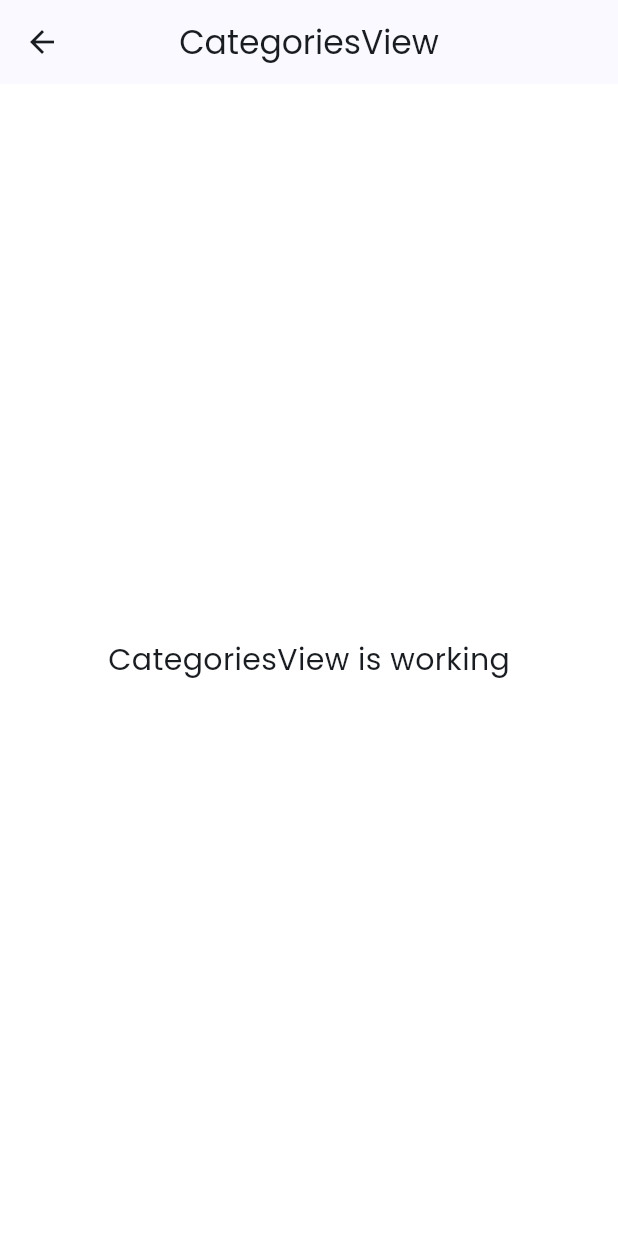
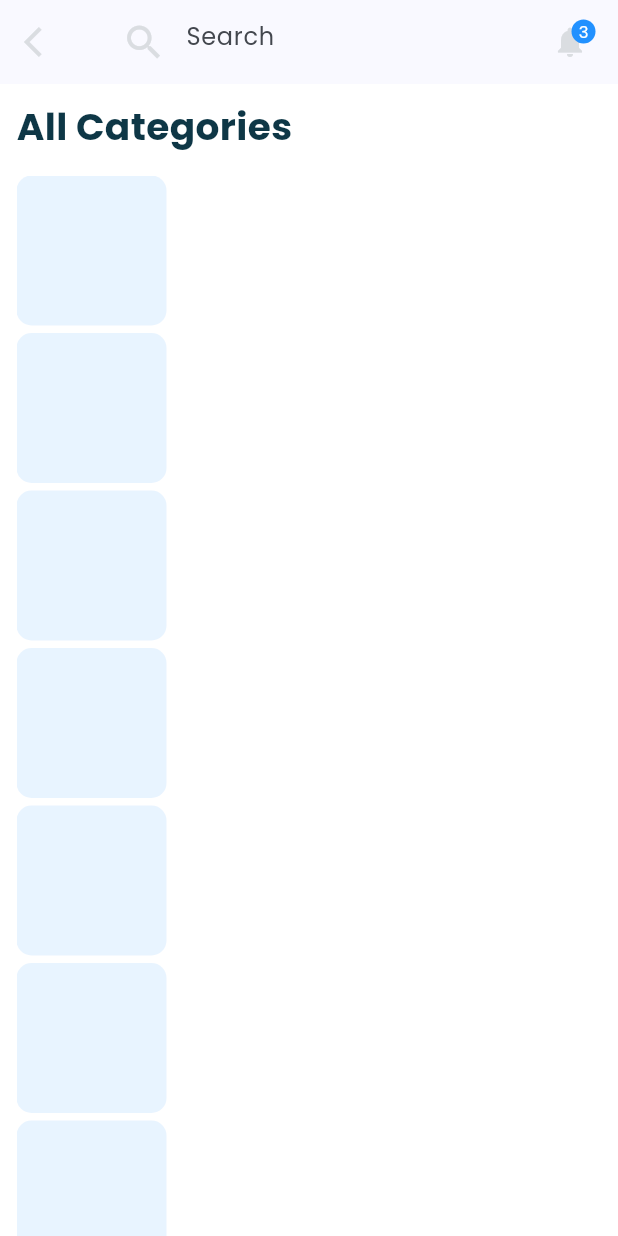
Before and after one commit to AmanuelDemelash/flutter_vendure_stor, a Flutter app: the CategoriesView screen opened by its route, on a phone screen of 412 x 824 dp. Run offline on Flutter 3.47's test engine with Material 3 defaults, Android fonts, the phone set to English and light mode, and no system bars; our stand-ins replace cached_network_image, carousel_slider, get.

```diff
--- a/lib/app/modules/categories/views/categories_view.dart
+++ b/lib/app/modules/categories/views/categories_view.dart
@@ -2,6 +2,8 @@ import 'package:flutter/material.dart';
 
 import 'package:get/get.dart';
 
+import '../../../constants/colorConstant.dart';
+import '../../home/views/home_view.dart';
 import '../controllers/categories_controller.dart';
 
 class CategoriesView extends GetView<CategoriesController> {
@@ -10,15 +12,73 @@ class CategoriesView extends GetView<CategoriesController> {
   Widget build(BuildContext context) {
     return Scaffold(
       appBar: AppBar(
-        title: const Text('CategoriesView'),
-        centerTitle: true,
-      ),
-      body: const Center(
-        child: Text(
-          'CategoriesView is working',
-          style: TextStyle(fontSize: 20),
+        elevation: 0,
+        automaticallyImplyLeading: false,
+        scrolledUnderElevation: 0,
+        leading: IconButton(onPressed: () => Get.back(), icon:const Icon(Icons.arrow_back_ios,color: ColorConstant.iconColor,)),
+        actions: const [
+          Badge(
+              alignment: Alignment.topRight,
+              backgroundColor: ColorConstant.primeryColor,
+              smallSize: 30,
+              offset: Offset(5,-3),
+              label: Text("3"),
+              child: Icon(Icons.notifications,color: ColorConstant.iconColor,)),
+          SizedBox(
+            width: 20,
+          ),
+        ],
+        title: const TextField(
+          decoration: InputDecoration(
+              border: InputBorder.none,
+              filled: false,
+              hintText: "Search",
+              prefixIcon: Icon(
+                Icons.search,
+                color: ColorConstant.iconColor,
+                size:30,
+              )),
         ),
       ),
+      body:Padding(
+        padding: const EdgeInsets.only(left: 11,top: 10,right: 10),
+        child: Column(
+          crossAxisAlignment: CrossAxisAlignment.start,
+          children: [
+            const Text("All Categories",style: TextStyle(fontSize: 25,fontWeight: FontWeight.bold,color: ColorConstant.secondryColor),),
+            Expanded(
+              child: Container(
+                width: Get.width,
+                height: Get.height,
+                margin:const EdgeInsets.only(top:15,),
+                child: Row(
+                  children: [
+                    Container(
+                      width:100,
+                      height: Get.height,
+                      decoration:const BoxDecoration(
+                       // color: ColorConstant.secondryColor
+                      ),
+                      child: ListView.builder(
+                        itemCount:60,
+                        itemBuilder:(context, index) =>Container(
+                          width: 90,
+                          height: 100,
+                          margin:const EdgeInsets.only(bottom:5),
+                          decoration: BoxDecoration(
+                            borderRadius: BorderRadius.circular(10),
+                            color: ColorConstant.primeryColor.withOpacity(0.1)
+                          ),
+                        )),
+                    )
+
+                  ],
+                ),
+              ),
+            )
+          ],
+        ),
+      )
     );
   }
 }
--- a/lib/app/modules/home/views/home_view.dart
+++ b/lib/app/modules/home/views/home_view.dart
@@ -2,6 +2,7 @@ import 'package:cached_network_image/cached_network_image.dart';
 import 'package:carousel_slider/carousel_slider.dart';
 import 'package:flutter/material.dart';
 import 'package:flutter_vendure_stor/app/constants/colorConstant.dart';
+import 'package:flutter_vendure_stor/app/routes/app_pages.dart';
 import 'package:get/get.dart';
 import '../controllers/home_controller.dart';
 
@@ -16,7 +17,13 @@ class HomeView extends GetView<HomeController> {
         automaticallyImplyLeading: false,
          scrolledUnderElevation: 0,
         actions: const [
-          Icon(Icons.notifications),
+          Badge(
+              alignment: Alignment.topRight,
+              backgroundColor: ColorConstant.primeryColor,
+              smallSize: 30,
+              offset: Offset(5,-3),
+              label: Text("3"),
+              child: Icon(Icons.notifications,color: ColorConstant.iconColor,)),
           SizedBox(
             width: 20,
           ),
@@ -28,6 +35,7 @@ class HomeView extends GetView<HomeController> {
               hintText: "Search",
               prefixIcon: Icon(
                 Icons.search,
+                size: 30,
                 color: ColorConstant.iconColor,
               )),
         ),
@@ -75,10 +83,10 @@ class HomeView extends GetView<HomeController> {
           const SizedBox(
             height: 15,
           ),
-          const Row(
+           Row(
             mainAxisAlignment: MainAxisAlignment.spaceBetween,
             children: [
-              Expanded(
+              const Expanded(
                 child: Text(
                   "Categories",
                   style: TextStyle(
@@ -86,8 +94,13 @@ class HomeView extends GetView<HomeController> {
                       color: ColorConstant.secondryColor),
                 ),
               ),
-              Text("view all")
+              GestureDetector(
+                  onTap: () => Get.toNamed(Routes.CATEGORIES),
+                  child:const Text("view all"))
             ],
+          ),
+          const SizedBox(
+            height: 10,
           ),
           GridView.builder(
             physics: const NeverScrollableScrollPhysics(),
```
